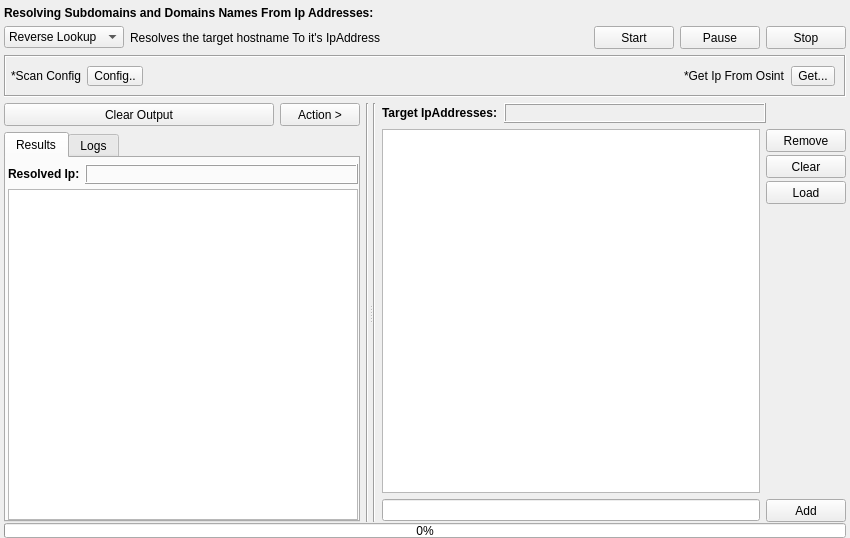
3nock/OTE, file gui/src/engines/ip/Ip.ui: the form before one commit.
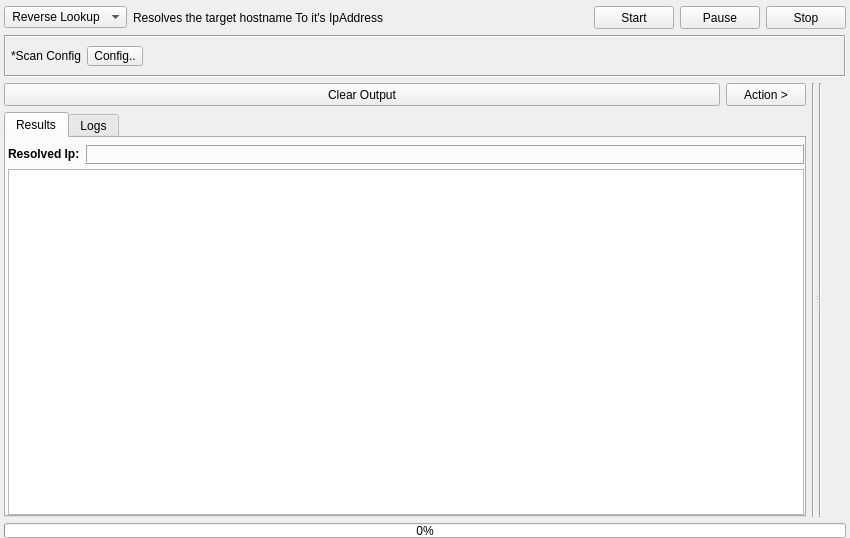
The form after the commit. Custom widgets are drawn as their Qt base class.

Diff of the .ui file:
```diff
--- a/gui/src/engines/ip/Ip.ui
+++ b/gui/src/engines/ip/Ip.ui
@@ -13,7 +13,7 @@
   <property name="windowTitle">
    <string>Form</string>
   </property>
-  <layout class="QVBoxLayout" name="verticalLayout_2">
+  <layout class="QVBoxLayout" name="verticalLayout">
    <property name="leftMargin">
     <number>4</number>
    </property>
@@ -26,25 +26,6 @@
    <property name="bottomMargin">
     <number>0</number>
    </property>
-   <item>
-    <widget class="QLabel" name="label_13">
-     <property name="sizePolicy">
-      <sizepolicy hsizetype="Preferred" vsizetype="Maximum">
-       <horstretch>0</horstretch>
-       <verstretch>0</verstretch>
-      </sizepolicy>
-     </property>
-     <property name="font">
-      <font>
-       <weight>75</weight>
-       <bold>true</bold>
-      </font>
-     </property>
-     <property name="text">
-      <string>Resolving Subdomains and Domains Names From Ip Addresses:</string>
-     </property>
-    </widget>
-   </item>
    <item>
     <layout class="QHBoxLayout" name="horizontalLayout">
      <item>
@@ -69,7 +50,7 @@
        </property>
        <item>
         <property name="text">
-         <string>Reverse Lookup</string>
+         <string> Reverse Lookup</string>
         </property>
        </item>
        <item>
@@ -244,43 +225,9 @@
         </property>
        </spacer>
       </item>
-      <item>
-       <widget class="QLabel" name="label_16">
-        <property name="sizePolicy">
-         <sizepolicy hsizetype="Maximum" vsizetype="Maximum">
-          <horstretch>0</horstretch>
-          <verstretch>0</verstretch>
-         </sizepolicy>
-        </property>
-        <property name="text">
-         <string>*Get Ip From Osint</string>
-        </property>
-       </widget>
-      </item>
-      <item>
-       <widget class="QToolButton" name="toolButton_get">
-        <property name="minimumSize">
-         <size>
-          <width>0</width>
-          <height>19</height>
-         </size>
-        </property>
-        <property name="styleSheet">
-         <string notr="true"/>
-        </property>
-        <property name="text">
-         <string>Get...</string>
-        </property>
-       </widget>
-      </item>
      </layout>
     </widget>
    </item>
-   <item>
-    <layout class="QVBoxLayout" name="verticalLayout">
-     <property name="spacing">
-      <number>1</number>
-     </property>
      <item>
       <widget class="QSplitter" name="splitter">
        <property name="orientation">
@@ -579,267 +526,20 @@
        <widget class="QWidget" name="layoutWidget6">
         <layout class="QHBoxLayout" name="horizontalLayout_19">
          <item>
-          <widget class="Line" name="line_7">
-           <property name="styleSheet">
-            <string notr="true"/>
-           </property>
+        <widget class="Line" name="line">
            <property name="orientation">
             <enum>Qt::Vertical</enum>
            </property>
           </widget>
          </item>
          <item>
-          <widget class="QFrame" name="frame_targets">
-           <layout class="QVBoxLayout" name="verticalLayout_25">
-            <property name="spacing">
-             <number>6</number>
-            </property>
-            <property name="leftMargin">
-             <number>0</number>
-            </property>
-            <property name="topMargin">
-             <number>0</number>
-            </property>
-            <property name="rightMargin">
-             <number>0</number>
-            </property>
-            <property name="bottomMargin">
-             <number>0</number>
-            </property>
-            <item>
-             <layout class="QHBoxLayout" name="theLayout">
-              <item>
-               <widget class="QLabel" name="label_15">
-                <property name="sizePolicy">
-                 <sizepolicy hsizetype="Maximum" vsizetype="Preferred">
-                  <horstretch>0</horstretch>
-                  <verstretch>0</verstretch>
-                 </sizepolicy>
-                </property>
-                <property name="font">
-                 <font>
-                  <weight>75</weight>
-                  <bold>true</bold>
-                 </font>
-                </property>
-                <property name="text">
-                 <string>Target IpAddresses:</string>
-                </property>
-               </widget>
-              </item>
-              <item>
-               <widget class="QLabel" name="label_targetsCount">
-                <property name="sizePolicy">
-                 <sizepolicy hsizetype="Preferred" vsizetype="Maximum">
-                  <horstretch>0</horstretch>
-                  <verstretch>0</verstretch>
-                 </sizepolicy>
-                </property>
+        <widget class="InputWidget" name="targets" native="true">
                 <property name="minimumSize">
                  <size>
                   <width>0</width>
-                  <height>20</height>
-                 </size>
-                </property>
-                <property name="maximumSize">
-                 <size>
-                  <width>16777215</width>
-                  <height>20</height>
-                 </size>
-                </property>
-                <property name="font">
-                 <font>
-                  <weight>75</weight>
-                  <bold>true</bold>
-                 </font>
-                </property>
-                <property name="styleSheet">
-                 <string notr="true"/>
-                </property>
-                <property name="frameShape">
-                 <enum>QFrame::Box</enum>
-                </property>
-                <property name="frameShadow">
-                 <enum>QFrame::Raised</enum>
-                </property>
-                <property name="text">
-                 <string/>
-                </property>
-               </widget>
-              </item>
-              <item>
-               <spacer name="horizontalSpacer_9">
-                <property name="orientation">
-                 <enum>Qt::Horizontal</enum>
-                </property>
-                <property name="sizeType">
-                 <enum>QSizePolicy::Fixed</enum>
-                </property>
-                <property name="sizeHint" stdset="0">
-                 <size>
-                  <width>80</width>
-                  <height>20</height>
-                 </size>
-                </property>
-               </spacer>
-              </item>
-             </layout>
-            </item>
-            <item>
-             <layout class="QHBoxLayout" name="horizontalLayout_24">
-              <item>
-               <widget class="QListWidget" name="listWidget_targets">
-                <property name="font">
-                 <font>
-                  <family>MS Shell Dlg 2</family>
-                  <pointsize>8</pointsize>
-                 </font>
-                </property>
-                <property name="focusPolicy">
-                 <enum>Qt::NoFocus</enum>
-                </property>
-                <property name="styleSheet">
-                 <string notr="true"/>
-                </property>
-                <property name="editTriggers">
-                 <set>QAbstractItemView::DoubleClicked</set>
-                </property>
-                <property name="showDropIndicator" stdset="0">
-                 <bool>false</bool>
-                </property>
-                <property name="selectionMode">
-                 <enum>QAbstractItemView::ExtendedSelection</enum>
-                </property>
-                <property name="verticalScrollMode">
-                 <enum>QAbstractItemView::ScrollPerPixel</enum>
-                </property>
-                <property name="horizontalScrollMode">
-                 <enum>QAbstractItemView::ScrollPerPixel</enum>
-                </property>
-                <property name="selectionRectVisible">
-                 <bool>false</bool>
-                </property>
-                <property name="sortingEnabled">
-                 <bool>false</bool>
-                </property>
-               </widget>
-              </item>
-              <item>
-               <layout class="QVBoxLayout" name="verticalLayout_26">
-                <property name="spacing">
-                 <number>3</number>
-                </property>
-                <item>
-                 <widget class="QPushButton" name="pushButton_removeTargets">
-                  <property name="minimumSize">
-                   <size>
-                    <width>75</width>
-                    <height>23</height>
-                   </size>
-                  </property>
-                  <property name="styleSheet">
-                   <string notr="true"/>
-                  </property>
-                  <property name="text">
-                   <string>Remove</string>
-                  </property>
-                 </widget>
-                </item>
-                <item>
-                 <widget class="QPushButton" name="pushButton_clearTargets">
-                  <property name="sizePolicy">
-                   <sizepolicy hsizetype="Fixed" vsizetype="Fixed">
-                    <horstretch>0</horstretch>
-                    <verstretch>0</verstretch>
-                   </sizepolicy>
-                  </property>
-                  <property name="minimumSize">
-                   <size>
-                    <width>75</width>
-                    <height>23</height>
-                   </size>
-                  </property>
-                  <property name="styleSheet">
-                   <string notr="true"/>
-                  </property>
-                  <property name="text">
-                   <string>Clear</string>
-                  </property>
-                 </widget>
-                </item>
-                <item>
-                 <widget class="QPushButton" name="pushButton_loadTargets">
-                  <property name="sizePolicy">
-                   <sizepolicy hsizetype="Fixed" vsizetype="Fixed">
-                    <horstretch>0</horstretch>
-                    <verstretch>0</verstretch>
-                   </sizepolicy>
-                  </property>
-                  <property name="minimumSize">
-                   <size>
-                    <width>75</width>
-                    <height>23</height>
-                   </size>
-                  </property>
-                  <property name="styleSheet">
-                   <string notr="true"/>
-                  </property>
-                  <property name="text">
-                   <string>Load</string>
-                  </property>
-                 </widget>
-                </item>
-                <item>
-                 <spacer name="verticalSpacer_4">
-                  <property name="orientation">
-                   <enum>Qt::Vertical</enum>
-                  </property>
-                  <property name="sizeHint" stdset="0">
-                   <size>
-                    <width>20</width>
-                    <height>40</height>
-                   </size>
-                  </property>
-                 </spacer>
-                </item>
-               </layout>
-              </item>
-             </layout>
-            </item>
-            <item>
-             <layout class="QHBoxLayout" name="horizontalLayout_25">
-              <item>
-               <widget class="QLineEdit" name="lineEdit_targets">
-                <property name="styleSheet">
-                 <string notr="true"/>
-                </property>
-               </widget>
-              </item>
-              <item>
-               <widget class="QPushButton" name="pushButton_addTargets">
-                <property name="sizePolicy">
-                 <sizepolicy hsizetype="Fixed" vsizetype="Fixed">
-                  <horstretch>0</horstretch>
-                  <verstretch>0</verstretch>
-                 </sizepolicy>
-                </property>
-                <property name="minimumSize">
-                 <size>
-                  <width>75</width>
-                  <height>23</height>
-                 </size>
-                </property>
-                <property name="styleSheet">
-                 <string notr="true"/>
-                </property>
-                <property name="text">
-                 <string>Add</string>
-                </property>
-               </widget>
-              </item>
-             </layout>
-            </item>
-           </layout>
+           <height>100</height>
+          </size>
+         </property>
           </widget>
          </item>
         </layout>
@@ -869,9 +569,15 @@
       </widget>
      </item>
     </layout>
-   </item>
-  </layout>
  </widget>
+ <customwidgets>
+  <customwidget>
+   <class>InputWidget</class>
+   <extends>QWidget</extends>
+   <header>src/widgets/InputWidget.h</header>
+   <container>1</container>
+  </customwidget>
+ </customwidgets>
  <resources/>
  <connections/>
 </ui>
```
Left out of the diff: 30 changed lines with no effect on the pictures. Lines whose indentation alone changed are shown as unchanged.
